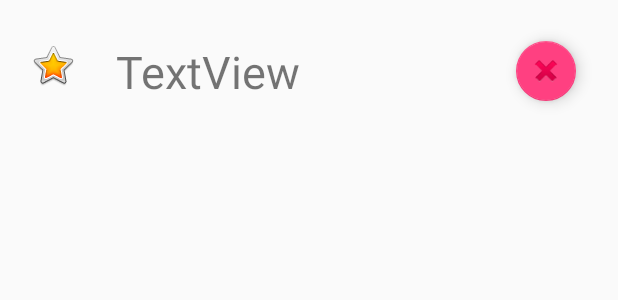
After one commit to littlenune/MoneyTracker, an Android app: the layout listview.xml on its own in the app's theme, with its tools: preview values and no code run, on a phone screen of 412 x 824 dp. The commit adds this screen. Shown: the top 300 px of the screen. Run offline under Robolectric (Android 15) with nearby library versions, the phone set to English and light mode, and no system bars.

Commit message:
change layout style and add delete

```diff
--- a/app/src/main/java/com/example/nune/moneytracker/Fragment/ColorAdapter.java
+++ b/app/src/main/java/com/example/nune/moneytracker/Fragment/ColorAdapter.java
@@ -22,13 +22,13 @@ public class ColorAdapter<Money> extends ArrayAdapter {
     }
 
     public View getView(int position, View convertView, ViewGroup parent) {
+
         View view = super.getView(position, convertView, parent);
         if (position % 2 == 1) {
             view.setBackgroundColor(Color.rgb(240,118,114));
         } else {
             view.setBackgroundColor(Color.rgb(247,247,247));
         }
-
         return view;
     }
 
--- a/app/src/main/java/com/example/nune/moneytracker/Main/ListActivity.java
+++ b/app/src/main/java/com/example/nune/moneytracker/Main/ListActivity.java
@@ -5,7 +5,6 @@ import android.content.DialogInterface;
 import android.support.design.widget.FloatingActionButton;
 import android.support.v7.app.AppCompatActivity;
 import android.os.Bundle;
-import android.util.Log;
 import android.view.View;
 import android.widget.AdapterView;
 import android.widget.ListView;
@@ -36,6 +35,8 @@ public class ListActivity extends AppCompatActivity implements ListDialog.Commun
         balanceTxt = (TextView) findViewById(R.id.balanceTxt);
         balanceTxt.setText(String.valueOf(presenter.getMoneyLists().get(presenter.getCurrentIndex()).getRecord().getBalance()));
         listView = (ListView) findViewById(R.id.moneyTrackerList);
+        updateAdapter(presenter.getMoneyLists());
+
         listView.setOnItemClickListener(new AdapterView.OnItemClickListener() {
 
             @Override
@@ -60,7 +61,6 @@ public class ListActivity extends AppCompatActivity implements ListDialog.Commun
             }
         });
 
-        updateAdapter(presenter.getMoneyLists());
         FloatingActionButton incomeBtn = (FloatingActionButton) findViewById(R.id.incomeButton);
         incomeBtn.setOnClickListener(new View.OnClickListener() {
             @Override
@@ -85,7 +85,7 @@ public class ListActivity extends AppCompatActivity implements ListDialog.Commun
 
     @Override
     public void onDialogMessage(Money m) {
-        if ( m.getType().equals("EXPENSE") && presenter.getMoneyLists().get(presenter.getCurrentIndex()).getRecord().getBalance()-m.getValue() < 0){
+        if ( m.getType().equals("Expense") && presenter.getMoneyLists().get(presenter.getCurrentIndex()).getRecord().getBalance()-m.getValue() < 0){
             Toast.makeText(this,"Wrong amount.",Toast.LENGTH_SHORT).show();
         }
         else {
--- a/app/src/main/java/com/example/nune/moneytracker/Main/MoneyPresenter.java
+++ b/app/src/main/java/com/example/nune/moneytracker/Main/MoneyPresenter.java
@@ -7,7 +7,9 @@ import android.widget.ArrayAdapter;
 
 import com.example.nune.moneytracker.Data.Money;
 import com.example.nune.moneytracker.Data.MoneyList;
+import com.example.nune.moneytracker.Fragment.MoneyAdapter;
 import com.example.nune.moneytracker.Fragment.MoneyDialog;
+import com.example.nune.moneytracker.R;
 
 import java.util.ArrayList;
 
@@ -43,4 +45,5 @@ public class MoneyPresenter implements MoneyView {
     public void setCurrentIndex(int currentIndex) {
         MoneyPresenter.currentIndex = currentIndex;
     }
+
 }
--- /dev/null
+++ b/app/src/main/res/layout/listview.xml
@@ -0,0 +1,46 @@
+<?xml version="1.0" encoding="utf-8"?>
+<RelativeLayout xmlns:android="http://schemas.android.com/apk/res/android"
+    xmlns:app="http://schemas.android.com/apk/res-auto"
+    xmlns:tools="http://schemas.android.com/tools"
+    android:orientation="vertical" android:layout_width="match_parent"
+    android:layout_height="match_parent"
+    android:descendantFocusability="blocksDescendants">
+
+
+    <android.support.design.widget.FloatingActionButton
+        android:id="@+id/deleteBtn"
+        android:layout_width="wrap_content"
+        android:layout_height="wrap_content"
+        android:layout_alignParentEnd="true"
+        android:layout_alignParentRight="true"
+        android:layout_alignTop="@+id/titleTxt"
+        android:layout_marginEnd="28dp"
+        android:layout_marginRight="28dp"
+        android:clickable="true"
+        app:fabSize="mini"
+        app:srcCompat="@android:drawable/ic_delete" />
+
+    <TextView
+        android:id="@+id/titleTxt"
+        android:layout_width="wrap_content"
+        android:layout_height="wrap_content"
+        android:layout_marginTop="27dp"
+        android:text="TextView"
+        android:textSize="30sp"
+        android:layout_marginLeft="26dp"
+        android:layout_marginStart="26dp"
+        android:layout_alignParentTop="true"
+        android:layout_toRightOf="@+id/imageView"
+        android:layout_toEndOf="@+id/imageView" />
+
+    <ImageView
+        android:id="@+id/imageView"
+        android:layout_width="wrap_content"
+        android:layout_height="wrap_content"
+        app:srcCompat="@android:drawable/btn_star_big_on"
+        android:layout_alignTop="@+id/titleTxt"
+        android:layout_alignParentLeft="true"
+        android:layout_alignParentStart="true"
+        android:layout_marginLeft="19dp"
+        android:layout_marginStart="19dp" />
+</RelativeLayout>
```
Also changed, not shown: app/src/main/java/com/example/nune/moneytracker/Fragment/MoneyAdapter.java (added, +67 -0 lines), app/src/main/java/com/example/nune/moneytracker/Main/MoneyListActivity.java (+9 -7 lines), app/src/main/res/layout/moneyview.xml (added, +54 -0 lines).
